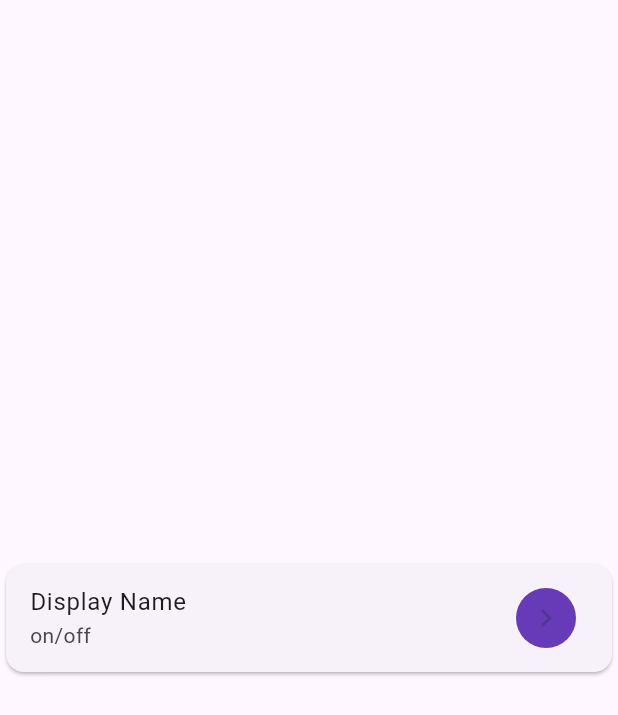
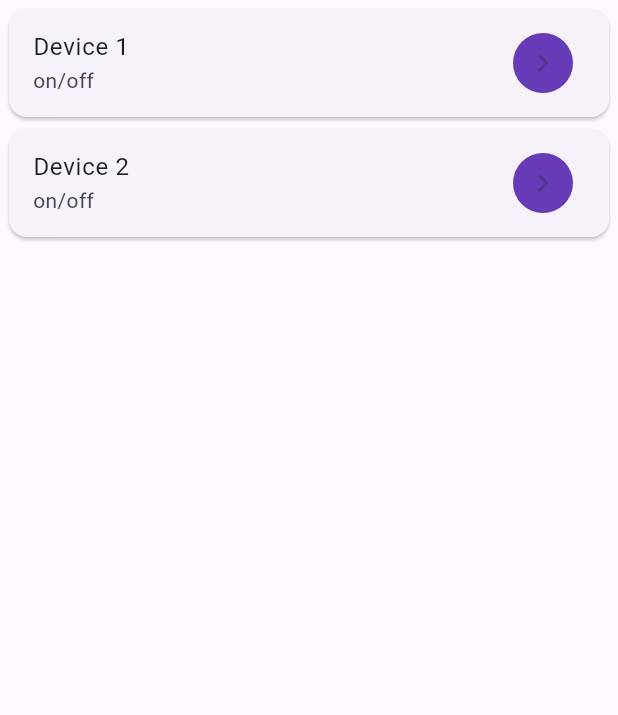
Before and after one commit to ndomx/Gate, a Flutter app: the screen it shows after launch, on a phone screen of 412 x 824 dp. Shown: the top 715 px of the screen. Run offline on Flutter 3.47's test engine with Material 3 defaults, Android fonts, the phone set to English and light mode, and no system bars; our stand-ins replace flutter_dotenv, flutter_secure_storage, local_auth, package_info_plus, shared_preferences, sqflite; accounts and stored records are empty.

Commit message:
create node list widget

```diff
--- a/clients/flutter_client/lib/main.dart
+++ b/clients/flutter_client/lib/main.dart
@@ -4,6 +4,7 @@ import 'package:flutter_client/src/gate_app.dart';
 import 'package:flutter_client/src/models/node.dart';
 import 'package:flutter_client/src/services/settings_service.dart';
 import 'package:flutter_client/src/widgets/node_card.dart';
+import 'package:flutter_client/src/widgets/node_list_widget.dart';
 import 'package:flutter_dotenv/flutter_dotenv.dart';
 
 Future main() async {
@@ -25,15 +26,23 @@ class PreviewWidget extends StatelessWidget {
   @override
   Widget build(BuildContext context) {
     return const MaterialApp(
-        home: Scaffold(
-          body: NodeCard(
-              node: Node(
-                  id: '123',
-                  name: 'some_name',
-                  displayName: 'Display Name',
-                  deviceId: '234',
-                  actionCode: 'on/off')),
-        )
+      home: Scaffold(
+          body: NodeListWidget(nodes: [
+        Node(
+          id: '1',
+          name: 'device_1',
+          displayName: 'Device 1',
+          actionCode: 'on/off',
+          deviceId: '23847',
+        ),
+        Node(
+          id: '2',
+          name: 'device_2',
+          displayName: 'Device 2',
+          actionCode: 'on/off',
+          deviceId: '23847',
+        ),
+      ])),
     );
   }
 }
--- /dev/null
+++ b/clients/flutter_client/lib/src/widgets/node_list_widget.dart
@@ -0,0 +1,18 @@
+import 'package:flutter/material.dart';
+import 'package:flutter_client/src/models/node.dart';
+import 'package:flutter_client/src/widgets/node_card.dart';
+
+class NodeListWidget extends StatelessWidget {
+  const NodeListWidget({super.key, required this.nodes});
+
+  final List<Node> nodes;
+
+  @override
+  Widget build(BuildContext context) {
+    return ListView.builder(
+      itemBuilder: (context, index) => NodeCard(node: nodes[index]),
+      itemCount: nodes.length,
+      padding: const EdgeInsets.all(2),
+    );
+  }
+}
```
